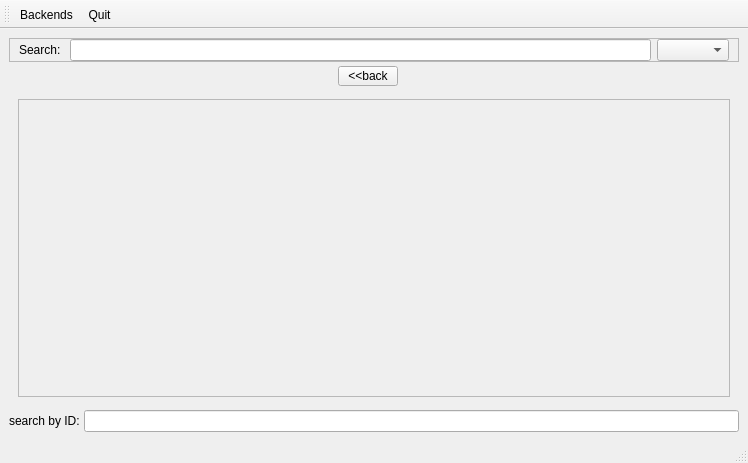
laurentb/weboob, file weboob/applications/qcookboob/ui/main_window.ui: the form before one commit.
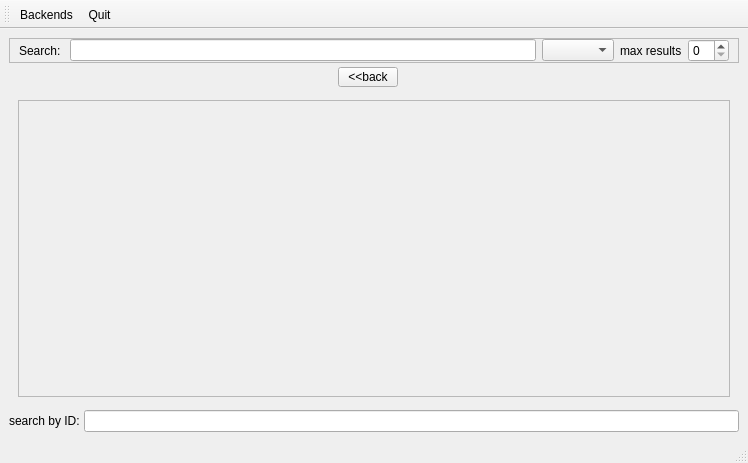
The form after the commit. The open tabs and pages were chosen to show the change.

Commit message: [qcookboob] max results

Patch:
```diff
--- a/weboob/applications/qcookboob/ui/main_window.ui
+++ b/weboob/applications/qcookboob/ui/main_window.ui
@@ -46,6 +46,23 @@
        <item>
         <widget class="QComboBox" name="backendEdit"/>
        </item>
+       <item>
+        <widget class="QLabel" name="label_3">
+         <property name="toolTip">
+          <string>&lt;html&gt;&lt;head/&gt;&lt;body&gt;&lt;p&gt;Maximum results by backend&lt;/p&gt;&lt;p&gt;0 = no limit&lt;/p&gt;&lt;/body&gt;&lt;/html&gt;</string>
+         </property>
+         <property name="text">
+          <string>max results</string>
+         </property>
+        </widget>
+       </item>
+       <item>
+        <widget class="QSpinBox" name="countSpin">
+         <property name="toolTip">
+          <string>&lt;html&gt;&lt;head/&gt;&lt;body&gt;&lt;p&gt;Maximum results by backend&lt;/p&gt;&lt;p&gt;0 = no limit&lt;/p&gt;&lt;/body&gt;&lt;/html&gt;</string>
+         </property>
+        </widget>
+       </item>
       </layout>
      </widget>
     </item>
@@ -161,8 +178,8 @@
             <rect>
              <x>0</x>
              <y>0</y>
-             <width>63</width>
-             <height>18</height>
+             <width>96</width>
+             <height>26</height>
             </rect>
            </property>
            <layout class="QVBoxLayout" name="verticalLayout_8"/>
```
The commit also changes 2 other files.
